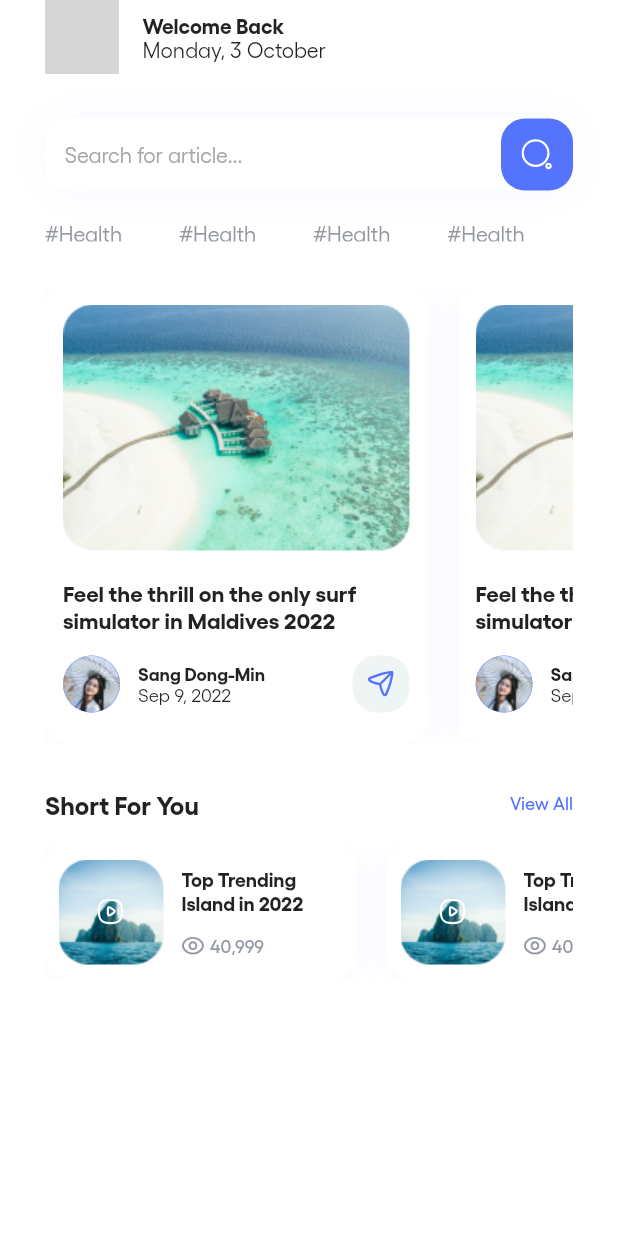
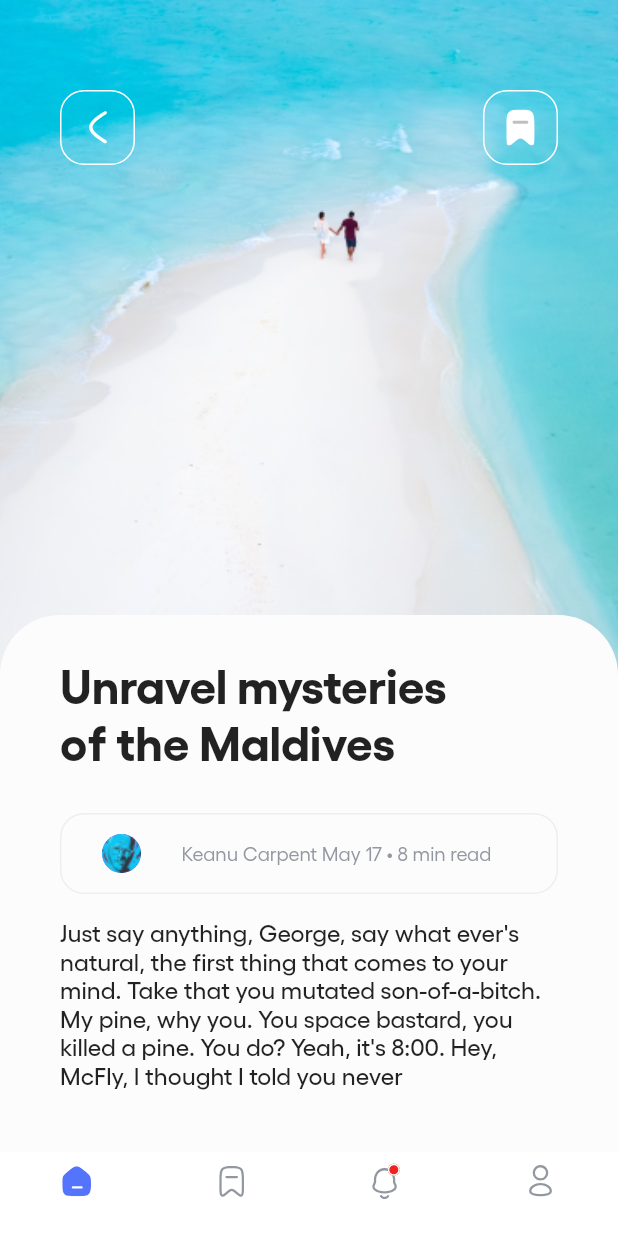
Before and after one commit to ZeckLowe/news_app, a Flutter app: the screen it shows after launch, on a phone screen of 412 x 824 dp. Run offline on Flutter 3.47's test engine with Material 2 defaults, Android fonts, the phone set to English and light mode, and no system bars; our stand-ins replace flutter_svg; grey boxes are pictures that could not be loaded.

Commit message:
Finished designing Screen 2

```diff
--- a/lib/assets/app_theme.dart
+++ b/lib/assets/app_theme.dart
@@ -2,12 +2,15 @@ import 'package:flutter/material.dart';
 
 const Color white = Color(0xffffffff);
 const Color lightWhite = Color(0xffEFF5F4);
+const Color lighterWhite = Color(0xffFCFCFC);
 const Color black = Color(0xff19202D);
 const Color gray = Color(0xff9397A0);
 const Color lightGray = Color(0xffA7A7A7);
 const Color blue = Color(0xff5474FD);
 
+const Color borderColor = Color(0xffEEEEEE);
 const double borderRadius = 16.0;
+const double paddingHorizontal = 40.0;
 
 final border = OutlineInputBorder(
   borderRadius: BorderRadius.circular(borderRadius),
--- a/lib/main.dart
+++ b/lib/main.dart
@@ -1,6 +1,8 @@
 import 'package:flutter/material.dart';
 import 'package:news_app/assets/app_theme.dart';
 import 'package:news_app/screens/home_screen.dart';
+import 'package:news_app/screens/navigation_bar.dart';
+import 'package:news_app/screens/news_page_screen.dart';
 
 void main() {
   runApp(const MyApp());
@@ -27,9 +29,13 @@ class _MyAppState extends State<MyApp> {
     return MaterialApp(
       debugShowCheckedModeBanner: false,
       theme: ThemeData(fontFamily: 'Gellix'),
-      home: const Scaffold(
-        backgroundColor: white,
-        body: const HomeScreen(),
+      home: Scaffold(
+        backgroundColor: lighterWhite,
+        body: const NewsPageScreen(),
+        bottomNavigationBar: BottomNavigation(
+          selectedIndex: _selectedIndex,
+          onItemTapped: _onItemTapped,
+        ),
       ),
     );
   }
--- a/lib/screens/home_screen.dart
+++ b/lib/screens/home_screen.dart
@@ -18,13 +18,12 @@ class HomeScreen extends StatelessWidget {
               height: 49,
               width: 49,
               decoration: BoxDecoration(
-                  borderRadius: BorderRadius.circular(borderRadius),
-                  color: blue,
-                  image: const DecorationImage(
-                    image: NetworkImage(
-                      'https://cdn3d.iconscout.com/3d/premium/thumb/man-avatar-6299539-5187871.png',
-                    ),
-                  )),
+                borderRadius: BorderRadius.circular(borderRadius),
+                color: blue,
+                image: const DecorationImage(
+                  image: AssetImage('assets/svg/user_vector.png'),
+                ),
+              ),
             ),
             const SizedBox(
               width: 16,
--- /dev/null
+++ b/lib/screens/navigation_bar.dart
@@ -0,0 +1,48 @@
+import 'package:flutter/material.dart';
+import 'package:flutter_svg/flutter_svg.dart';
+import 'package:news_app/assets/app_theme.dart';
+
+class BottomNavigation extends StatelessWidget {
+  final int selectedIndex;
+  final Function(int) onItemTapped;
+
+  const BottomNavigation(
+      {super.key, required this.selectedIndex, required this.onItemTapped});
+
+  @override
+  Widget build(BuildContext context) {
+    return BottomNavigationBar(
+      elevation: 0,
+      type: BottomNavigationBarType.fixed,
+      backgroundColor: white,
+      items: <BottomNavigationBarItem>[
+        BottomNavigationBarItem(
+          icon: selectedIndex == 0
+              ? SvgPicture.asset('assets/svg/home_selected_icon.svg')
+              : SvgPicture.asset('assets/svg/home_unselected_icon.svg'),
+          label: '',
+        ),
+        BottomNavigationBarItem(
+          icon: selectedIndex == 1
+              ? SvgPicture.asset('assets/svg/bookmark_selected_icon.svg')
+              : SvgPicture.asset('assets/svg/bookmark_unselected_icon.svg'),
+          label: '',
+        ),
+        BottomNavigationBarItem(
+          icon: selectedIndex == 2
+              ? SvgPicture.asset('assets/svg/notification_selected_icon.svg')
+              : SvgPicture.asset('assets/svg/notification_unselected_icon.svg'),
+          label: '',
+        ),
+        BottomNavigationBarItem(
+          icon: selectedIndex == 3
+              ? SvgPicture.asset('assets/svg/profile_selected_icon.svg')
+              : SvgPicture.asset('assets/svg/profile_unselected_icon.svg'),
+          label: '',
+        ),
+      ],
+      currentIndex: selectedIndex,
+      onTap: onItemTapped,
+    );
+  }
+}
--- /dev/null
+++ b/lib/screens/news_page_screen.dart
@@ -0,0 +1,328 @@
+import 'package:flutter/material.dart';
+import 'package:flutter_svg/flutter_svg.dart';
+import 'package:news_app/assets/app_theme.dart';
+
+class NewsPageScreen extends StatelessWidget {
+  const NewsPageScreen({super.key});
+
+  @override
+  Widget build(BuildContext context) {
+    return Scaffold(
+      backgroundColor: lighterWhite,
+      body: SingleChildScrollView(
+        child: Column(
+          mainAxisAlignment: MainAxisAlignment.start,
+          crossAxisAlignment: CrossAxisAlignment.start,
+          children: [
+            SizedBox(
+              height: 450,
+              child: Stack(
+                children: [
+                  Image(
+                    image: AssetImage('assets/svg/rectangle.png'),
+                    fit: BoxFit.cover,
+                    height: 1170,
+                    width: double.infinity,
+                  ),
+                  Align(
+                    alignment: Alignment.bottomCenter,
+                    child: Container(
+                      height: 40,
+                      width: double.infinity,
+                      decoration: const BoxDecoration(
+                        borderRadius: BorderRadius.only(
+                          topLeft: Radius.circular(42),
+                          topRight: Radius.circular(42),
+                        ),
+                        color: lighterWhite,
+                      ),
+                    ),
+                  ),
+                  Align(
+                    alignment: Alignment.topCenter,
+                    child: Padding(
+                      padding: const EdgeInsets.symmetric(
+                        horizontal: paddingHorizontal,
+                        vertical: 60,
+                      ),
+                      child: Row(
+                        mainAxisAlignment: MainAxisAlignment.spaceBetween,
+                        children: [
+                          Container(
+                            height: 50,
+                            width: 50,
+                            decoration: BoxDecoration(
+                              borderRadius: BorderRadius.circular(borderRadius),
+                              border: Border.all(color: white),
+                            ),
+                            padding: const EdgeInsets.all(12),
+                            child: SvgPicture.asset(
+                                'assets/svg/arrow_back_icon.svg'),
+                          ),
+                          Container(
+                            height: 50,
+                            width: 50,
+                            decoration: BoxDecoration(
+                              borderRadius: BorderRadius.circular(borderRadius),
+                              border: Border.all(color: white),
+                            ),
+                            padding: const EdgeInsets.all(12),
+                            child: SvgPicture.asset(
+                                'assets/svg/bookmark_white_icon.svg'),
+                          )
+                        ],
+                      ),
+                    ),
+                  ),
+                ],
+              ),
+            ),
+            Container(
+              padding: const EdgeInsets.symmetric(
+                horizontal: paddingHorizontal,
+              ),
+              transform: Matrix4.translationValues(0, -14, 0),
+              child: Text(
+                'Unravel mysteries\nof the Maldives',
+                style: TextStyle(
+                  fontFamily: 'Gellix',
+                  fontWeight: FontWeight.w700,
+                  fontSize: 32,
+                ),
+              ),
+            ),
+            Container(
+              margin: const EdgeInsets.symmetric(
+                horizontal: paddingHorizontal,
+                vertical: 16,
+              ),
+              padding: EdgeInsets.symmetric(
+                horizontal: 27,
+              ),
+              height: 54,
+              width: double.infinity,
+              decoration: BoxDecoration(
+                borderRadius: BorderRadius.circular(
+                  borderRadius,
+                ),
+                border: Border.all(
+                  color: borderColor,
+                ),
+              ),
+              child: const Row(
+                children: [
+                  CircleAvatar(
+                    radius: 13,
+                    backgroundColor: blue,
+                    backgroundImage: AssetImage('assets/svg/avatar_2.png'),
+                  ),
+                  SizedBox(
+                    width: 27,
+                  ),
+                  Text(
+                    'Keanu Carpent May 17 • 8 min read',
+                    maxLines: 1,
+                    overflow: TextOverflow.ellipsis,
+                    style: TextStyle(
+                      fontFamily: 'Gellix',
+                      fontWeight: FontWeight.w400,
+                      fontSize: 13,
+                      color: gray,
+                    ),
+                  ),
+                ],
+              ),
+            ),
+            const Padding(
+              padding: EdgeInsets.symmetric(
+                horizontal: paddingHorizontal,
+              ),
+              child: Text(
+                "Just say anything, George, say what ever's natural, the first thing that comes to your mind. Take that you mutated son-of-a-bitch. My pine, why you. You space bastard, you killed a pine. You do? Yeah, it's 8:00. Hey, McFly, I thought I told you never",
+                style: TextStyle(
+                  fontFamily: 'Gellix',
+                  fontWeight: FontWeight.w500,
+                  fontSize: 16,
+                ),
+              ),
+            ),
+            const SizedBox(
+              height: 450,
+            )
+          ],
+        ),
+      ),
+    );
+  }
+}
+
+
+
+
+//           child: Column(
+//             mainAxisAlignment: MainAxisAlignment.start,
+//             crossAxisAlignment: CrossAxisAlignment.start,
+//             children: [
+//               SizedBox(
+//                 height: 1170,
+//                 child: Stack(
+//               children: [
+//                 const FullScreenSlider(),
+//                 Align(
+//                   alignment: Alignment.bottomCenter,
+//                   child: Container(
+//                     height: 40,
+//                     width: double.infinity,
+//                     decoration: const BoxDecoration(
+//                         borderRadius: BorderRadius.only(
+//                           topLeft: Radius.circular(42),
+//                           topRight: Radius.circular(42),
+//                         ),
+//                         color: lighterWhite),
+//                   ),
+//                 ),
+//                 Align(
+//                   alignment: Alignment.topCenter,
+//                   child: Padding(
+//                     padding: const EdgeInsets.symmetric(
+//                       horizontal: paddingHorizontal,
+//                       vertical: 60,
+//                     ),
+//                     child: Row(
+//                       mainAxisAlignment: MainAxisAlignment.spaceBetween,
+//                       children: [
+//                         Container(
+//                           height: 50,
+//                           width: 50,
+//                           decoration: BoxDecoration(
+//                             borderRadius: BorderRadius.circular(borderRadius),
+//                             border: Border.all(color: white),
+//                           ),
+//                           padding: const EdgeInsets.all(12),
+//                           child: SvgPicture.asset(
+//                               'assets/svg/arrow_back_icon.svg'),
+//                         ),
+//                         Container(
+//                           height: 50,
+//                           width: 50,
+//                           decoration: BoxDecoration(
+//                             borderRadius: BorderRadius.circular(borderRadius),
+//                             border: Border.all(color: white),
+//                           ),
+//                           padding: const EdgeInsets.all(12),
+//                           child: SvgPicture.asset(
+//                             'assets/bookmark_white_icon.svg',
+//                           ),
+//                         )
+//                       ],
+//                     ),
+//                   ),
+//                 ),
+//               ],
+//             ),
+//           ),
+//           Container(
+//             padding: const EdgeInsets.symmetric(
+//               horizontal: paddingHorizontal,
+//             ),
+//             transform: Matrix4.translationValues(0, -14, 0),
+//             child: Text(
+//               'Unravel mysteries\nof the Maldives',
+//               style: TextStyle(
+//                   fontFamily: 'Gellix',
+//                   fontWeight: FontWeight.w700,
+//                   fontSize: 32),
+//             ),
+//           ),
+//           Container(
+//             margin: const EdgeInsets.symmetric(
+//               horizontal: paddingHorizontal,
+//               vertical: 16,
+//             ),
+//             padding: EdgeInsets.symmetric(
+//               horizontal: 27,
+//             ),
+//           ),
+//         ],
+//       )),
+//     );
+//   }
+// }
+
+// final List<AssetImage> imageList = [
+//   AssetImage('assets/svg/rectangle.png'),
+// ];
+
+// class FullScreenSlider extends StatefulWidget {
+//   const FullScreenSlider({super.key});
+
+//   @override
+//   State<FullScreenSlider> createState() => _FullScreenSliderState();
+// }
+
+// class _FullScreenSliderState extends State<FullScreenSlider> {
+//   int _current = 1;
+//   final CarouselController _controller = CarouselController();
+
+//   @override
+//   Widget build(BuildContext context) {
+//     return Stack(
+//       children: [
+//         CarouselSlider(
+//           carouselController: _controller,
+//           options: CarouselOptions(
+//             height: 1170,
+//             viewportFraction: 1.0,
+//             enlargeCenterPage: false,
+//             onPageChanged: (index, reason) {
+//               setState(() {
+//                 _current = index;
+//               });
+//             },
+//             initialPage: _current,
+//           ),
+//           items: imageList
+//               .map(
+//                 (assetImage) => Center(
+//                   child: Image(
+//                     image: assetImage,
+//                     fit: BoxFit.cover,
+//                     height: 1170,
+//                     width: double.infinity,
+//                   ),
+//                 ),
+//               )
+//               .toList(),
+//         ),
+//         Align(
+//           alignment: Alignment.bottomCenter,
+//           child: Padding(
+//             padding: const EdgeInsets.only(bottom: 52),
+//             child: Row(
+//               mainAxisAlignment: MainAxisAlignment.center,
+//               children: imageList
+//                   .asMap()
+//                   .entries
+//                   .map(
+//                     (entry) => GestureDetector(
+//                       onTap: () => _controller.animateToPage(entry.key),
+//                       child: Padding(
+//                         padding: const EdgeInsets.symmetric(
+//                           horizontal: 6,
+//                         ),
+//                         child: SvgPicture.asset(
+//                           _current == entry.key
+//                               ? 'assets/svg/carousel_indicator_enabled.svg'
+//                               : 'assets/carousel_indicator_disabled.svg',
+//                         ),
+//                       ),
+//                     ),
+//                   )
+//                   .toList(),
+//             ),
+//           ),
+//         ),
+//       ],
+//     );
+//   }
+// }
--- a/pubspec.yaml
+++ b/pubspec.yaml
@@ -10,6 +10,7 @@ dependencies:
   flutter:
     sdk: flutter
   flutter_svg: ^2.0.8
+  carousel_slider: ^4.2.1
 
 dev_dependencies:
   flutter_test:
```
Also changed, not shown: assets/svg/avatar_2.png (added), assets/svg/rectangle.png (added), assets/svg/user_vector.png (added), pubspec.lock.
